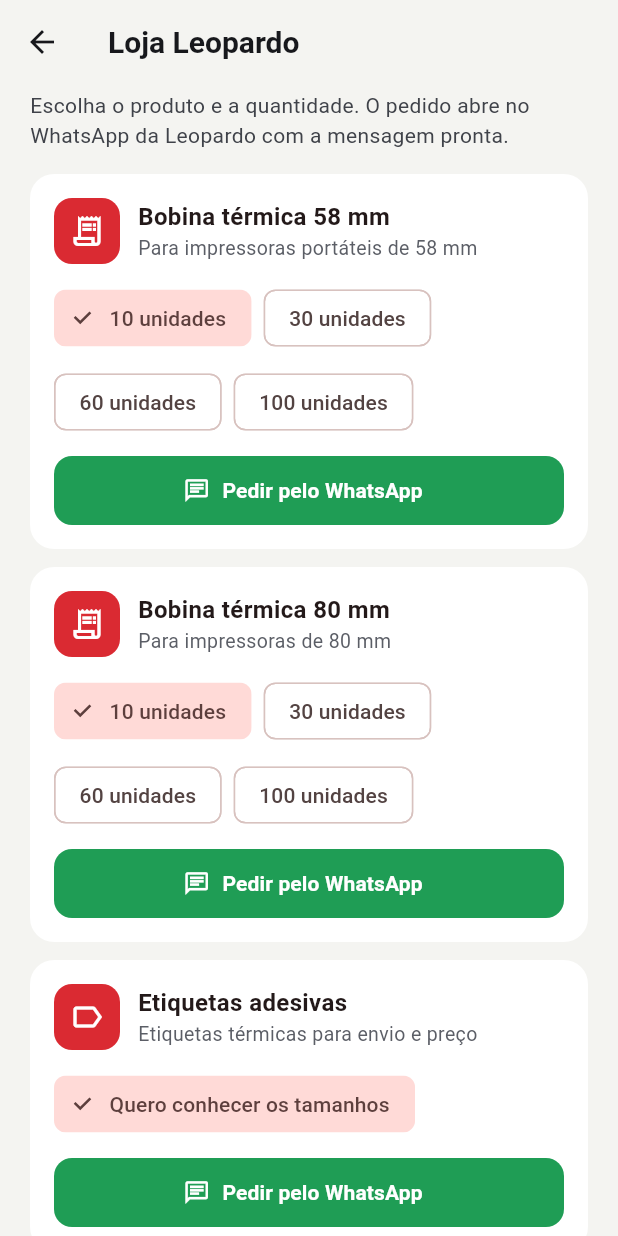
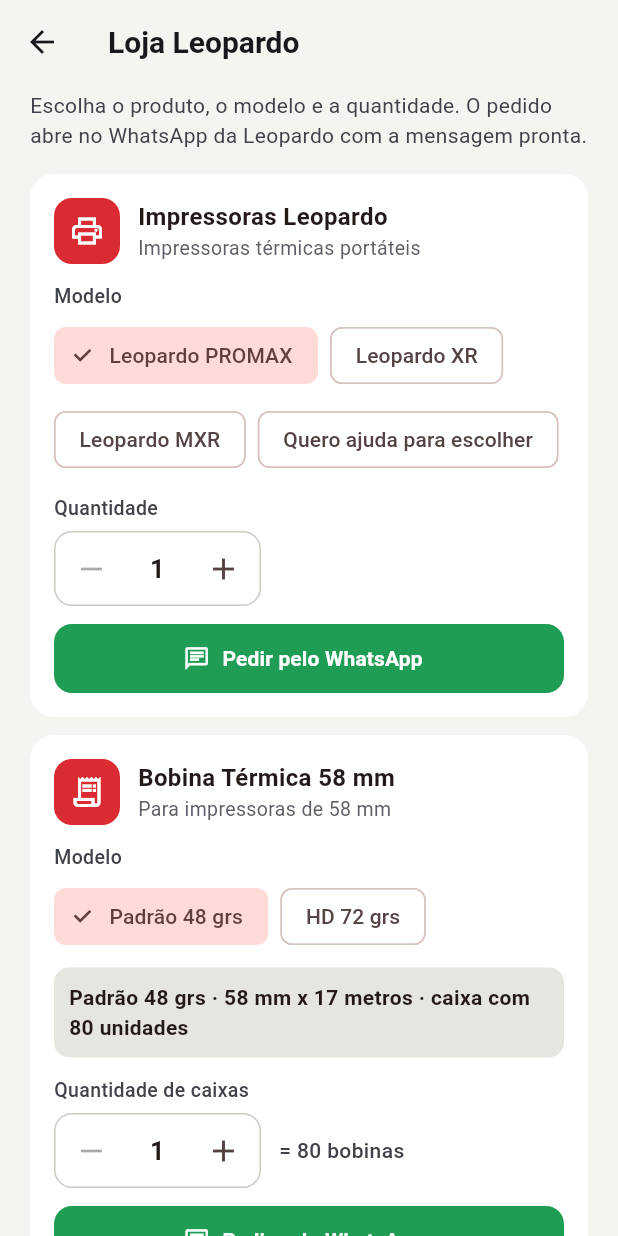
Before and after one commit to carolpersona/leopardo-app, a Flutter app: the StoreScreen screen opened directly, on a phone screen of 412 x 824 dp. Run offline on Flutter 3.47's test engine with Material 3 defaults, Android fonts, the phone set to English and light mode, and no system bars; our stand-ins replace file_picker, flutter_blue_plus, permission_handler, printing, shared_preferences; missing offline and left inert: qr, receive_sharing_intent; accounts and stored records are empty.

Commit message:
Loja Leopardo: impressoras PROMAX/XR/MXR e bobinas por modelo, tamanho e caixa
Co-Authored-By: Claude Opus 5.5 <noreply@anthropic.com>
Claude-Session: https://claude.ai/code/session_015fGsFM2gFk1FVt3i99vwy4

```diff
--- a/lib/screens/store_screen.dart
+++ b/lib/screens/store_screen.dart
@@ -4,15 +4,32 @@ import '../services/leopardo_contact.dart';
 import '../theme.dart';
 import '../widgets/common.dart';
 
+/// Tamanho/apresentação de um modelo (ex.: 79 mm x 30 m, caixa com 30 unidades).
+class _Size {
+  final String label;
+  final int? perBox; // unidades por caixa (bobinas)
+  const _Size(this.label, [this.perBox]);
+  String get description => perBox == null ? label : '$label · caixa com $perBox unidades';
+}
+
+class _Model {
+  final String label;
+  final List<_Size> sizes;
+  final bool askQuantity;
+  const _Model(this.label, this.sizes, {this.askQuantity = true});
+}
+
 class _Product {
   final IconData icon;
   final String name;
   final String detail;
-  final List<String> options; // quantidades / variações
-  const _Product(this.icon, this.name, this.detail, this.options);
+  final String modelTitle;
+  final List<_Model> models;
+  final String unit; // "caixa" ou "unidade"
+  const _Product(this.icon, this.name, this.detail, this.modelTitle, this.models, this.unit);
 }
 
-/// Loja Leopardo: cada pedido abre o WhatsApp com a mensagem pronta.
+/// Loja Leopardo: o pedido abre o WhatsApp da Leopardo com a mensagem pronta.
 class StoreScreen extends StatefulWidget {
   const StoreScreen({super.key});
   @override
@@ -21,26 +38,171 @@ class StoreScreen extends StatefulWidget {
 
 class _StoreScreenState extends State<StoreScreen> {
   static const _products = [
-    _Product(Icons.receipt_long_outlined, 'Bobina térmica 58 mm', 'Para impressoras portáteis de 58 mm',
-        ['10 unidades', '30 unidades', '60 unidades', '100 unidades']),
-    _Product(Icons.receipt_long_outlined, 'Bobina térmica 80 mm', 'Para impressoras de 80 mm',
-        ['10 unidades', '30 unidades', '60 unidades', '100 unidades']),
-    _Product(Icons.label_outline, 'Etiquetas adesivas', 'Etiquetas térmicas para envio e preço',
-        ['Quero conhecer os tamanhos']),
-    _Product(Icons.print_outlined, 'Impressoras Leopardo', 'Portáteis 58 mm e 80 mm, Bluetooth e USB',
-        ['Leopardo PROMAX', 'Leopardo XR', 'Leopardo A7', 'Quero ajuda para escolher']),
-    _Product(Icons.cable_outlined, 'Acessórios', 'Carregador, cabo, bateria e capa de proteção',
-        ['Quero ver os acessórios']),
+    _Product(Icons.print_outlined, 'Impressoras Leopardo', 'Impressoras térmicas portáteis', 'Modelo', [
+      _Model('Leopardo PROMAX', [_Size('Leopardo PROMAX')]),
+      _Model('Leopardo XR', [_Size('Leopardo XR')]),
+      _Model('Leopardo MXR', [_Size('Leopardo MXR')]),
+      _Model('Quero ajuda para escolher', [_Size('Ajuda para escolher')], askQuantity: false),
+    ], 'unidade'),
+    _Product(Icons.receipt_long_outlined, 'Bobina Térmica 58 mm', 'Para impressoras de 58 mm', 'Modelo', [
+      _Model('Padrão 48 grs', [_Size('58 mm x 17 metros', 80)]),
+      _Model('HD 72 grs', [_Size('58 mm x 17 metros', 56)]),
+    ], 'caixa'),
+    _Product(Icons.receipt_long_outlined, 'Bobina Térmica 80 mm', 'Para impressoras de 80 mm', 'Modelo', [
+      _Model('Padrão 48 grs', [_Size('79 mm x 20 metros', 56), _Size('79 mm x 30 metros', 30)]),
+      _Model('HD 72 grs', [_Size('79 mm x 17 metros', 48)]),
+    ], 'caixa'),
+    _Product(Icons.label_outline, 'Etiquetas adesivas', 'Etiquetas térmicas para envio e preço', 'Opção', [
+      _Model('Quero conhecer os tamanhos', [_Size('Tamanhos disponíveis')], askQuantity: false),
+    ], 'unidade'),
+    _Product(Icons.cable_outlined, 'Acessórios', 'Carregador, cabo, bateria e capa de proteção', 'Opção', [
+      _Model('Quero ver os acessórios', [_Size('Acessórios')], askQuantity: false),
+    ], 'unidade'),
   ];
 
-  final Map<int, int> _choice = {};
+  final Map<int, int> _model = {};
+  final Map<int, int> _size = {};
+  final Map<int, int> _qty = {};
 
-  Future<void> _order(_Product p, String option) async {
-    final msg = p.name.startsWith('Impressoras')
-        ? 'Olá! Tenho interesse em impressora Leopardo: $option. Pode me passar valores e condições?'
-        : 'Olá! Quero comprar ${p.name}: $option. Pode me passar valores e prazo de entrega?';
+  String _plural(String unit, int n) {
+    if (n == 1) return '1 $unit';
+    return unit == 'caixa' ? '$n caixas' : '$n unidades';
+  }
+
+  Future<void> _order(int i) async {
+    final p = _products[i];
+    final m = p.models[_model[i] ?? 0];
+    final s = m.sizes[_size[i] ?? 0];
+    final q = _qty[i] ?? 1;
+    String msg;
+    if (!m.askQuantity) {
+      msg = p.name.startsWith('Impressoras')
+          ? 'Olá! Quero ajuda para escolher a impressora Leopardo ideal para mim.'
+          : 'Olá! Tenho interesse em ${p.name}: ${m.label}. Pode me passar opções, valores e prazo?';
+    } else if (p.unit == 'caixa') {
+      msg = 'Olá! Quero comprar ${_plural('caixa', q)} de ${p.name} ${m.label}, '
+          '${s.description}. Pode me passar valores e prazo de entrega?';
+    } else {
+      msg = 'Olá! Quero comprar ${_plural('unidade', q)} da impressora ${m.label}. '
+          'Pode me passar valores e condições?';
+    }
     final ok = await LeopardoContact.whatsapp(msg);
     if (!ok && mounted) showMsg(context, 'Não foi possível abrir o WhatsApp.');
+  }
+
+  Widget _label(String t) => Padding(
+        padding: const EdgeInsets.only(top: 12, bottom: 6),
+        child: Text(t, style: const TextStyle(fontSize: 13, fontWeight: FontWeight.w500, color: LeoColors.text2)),
+      );
+
+  Widget _card(int i) {
+    final p = _products[i];
+    final mi = _model[i] ?? 0;
+    final m = p.models[mi];
+    final si = (_size[i] ?? 0).clamp(0, m.sizes.length - 1);
+    final s = m.sizes[si];
+    final q = _qty[i] ?? 1;
+    return LeoCard(
+      child: Column(crossAxisAlignment: CrossAxisAlignment.start, children: [
+        Row(children: [
+          Container(
+            width: 44,
+            height: 44,
+            decoration: BoxDecoration(color: LeoColors.red, borderRadius: BorderRadius.circular(12)),
+            child: Icon(p.icon, color: Colors.white),
+          ),
+          const SizedBox(width: 12),
+          Expanded(
+            child: Column(crossAxisAlignment: CrossAxisAlignment.start, children: [
+              Text(p.name, style: const TextStyle(fontWeight: FontWeight.w700, fontSize: 16)),
+              Text(p.detail, style: const TextStyle(fontSize: 13, color: LeoColors.muted)),
+            ]),
+          ),
+        ]),
+        _label(p.modelTitle),
+        Wrap(spacing: 8, runSpacing: 8, children: [
+          for (var j = 0; j < p.models.length; j++)
+            ChoiceChip(
+              label: Text(p.models[j].label),
+              selected: mi == j,
+              onSelected: (_) => setState(() {
+                _model[i] = j;
+                _size[i] = 0;
+              }),
+            ),
+        ]),
+        if (p.unit == 'caixa') ...[
+          if (m.sizes.length > 1) ...[
+            _label('Tamanho'),
+            Wrap(spacing: 8, runSpacing: 8, children: [
+              for (var j = 0; j < m.sizes.length; j++)
+                ChoiceChip(
+                  label: Text(m.sizes[j].label),
+                  selected: si == j,
+                  onSelected: (_) => setState(() => _size[i] = j),
+                ),
+            ]),
+          ],
+          const SizedBox(height: 10),
+          Container(
+            width: double.infinity,
+            padding: const EdgeInsets.all(10),
+            decoration: BoxDecoration(color: LeoColors.segment, borderRadius: BorderRadius.circular(10)),
+            child: Text('${m.label} · ${s.description}',
+                style: const TextStyle(fontSize: 14, fontWeight: FontWeight.w600)),
+          ),
+        ],
+        if (m.askQuantity) ...[
+          _label(p.unit == 'caixa' ? 'Quantidade de caixas' : 'Quantidade'),
+          Row(children: [
+            Container(
+              decoration: BoxDecoration(
+                border: Border.all(color: LeoColors.field),
+                borderRadius: BorderRadius.circular(12),
+              ),
+              child: Row(mainAxisSize: MainAxisSize.min, children: [
+                IconButton(
+                  tooltip: 'Menos',
+                  onPressed: q > 1 ? () => setState(() => _qty[i] = q - 1) : null,
+                  icon: const Icon(Icons.remove),
+                ),
+                SizedBox(
+                  width: 40,
+                  child: Text('$q',
+                      textAlign: TextAlign.center, style: const TextStyle(fontWeight: FontWeight.w700, fontSize: 17)),
+                ),
+                IconButton(
+                  tooltip: 'Mais',
+                  onPressed: q < 999 ? () => setState(() => _qty[i] = q + 1) : null,
+                  icon: const Icon(Icons.add),
+                ),
+              ]),
+            ),
+            const SizedBox(width: 12),
+            if (p.unit == 'caixa' && s.perBox != null)
+              Expanded(
+                child: Text('= ${q * s.perBox!} bobinas',
+                    style: const TextStyle(fontSize: 14, color: LeoColors.text2, fontWeight: FontWeight.w500)),
+              ),
+          ]),
+        ],
+        const SizedBox(height: 12),
+        SizedBox(
+          width: double.infinity,
+          height: 46,
+          child: FilledButton.icon(
+            style: FilledButton.styleFrom(
+              backgroundColor: const Color(0xFF1F9D55),
+              foregroundColor: Colors.white,
+              shape: RoundedRectangleBorder(borderRadius: BorderRadius.circular(12)),
+            ),
+            onPressed: () => _order(i),
+            icon: const Icon(Icons.chat_outlined),
+            label: const Text('Pedir pelo WhatsApp', style: TextStyle(fontWeight: FontWeight.w700)),
+          ),
+        ),
+      ]),
+    );
   }
 
   @override
@@ -51,54 +213,12 @@ class _StoreScreenState extends State<StoreScreen> {
         padding: const EdgeInsets.fromLTRB(20, 4, 20, 24),
         children: [
           const Text(
-            'Escolha o produto e a quantidade. O pedido abre no WhatsApp da Leopardo com a mensagem pronta.',
+            'Escolha o produto, o modelo e a quantidade. O pedido abre no WhatsApp da Leopardo com a mensagem pronta.',
             style: TextStyle(fontSize: 14, color: LeoColors.text2, height: 1.45),
           ),
           const SizedBox(height: 16),
           for (var i = 0; i < _products.length; i++) ...[
-            LeoCard(
-              child: Column(crossAxisAlignment: CrossAxisAlignment.start, children: [
-                Row(children: [
-                  Container(
-                    width: 44,
-                    height: 44,
-                    decoration: BoxDecoration(color: LeoColors.red, borderRadius: BorderRadius.circular(12)),
-                    child: Icon(_products[i].icon, color: Colors.white),
-                  ),
-                  const SizedBox(width: 12),
-                  Expanded(
-                    child: Column(crossAxisAlignment: CrossAxisAlignment.start, children: [
-                      Text(_products[i].name, style: const TextStyle(fontWeight: FontWeight.w700, fontSize: 16)),
-                      Text(_products[i].detail, style: const TextStyle(fontSize: 13, color: LeoColors.muted)),
-                    ]),
-                  ),
-                ]),
-                const SizedBox(height: 12),
-                Wrap(spacing: 8, runSpacing: 8, children: [
-                  for (var j = 0; j < _products[i].options.length; j++)
-                    ChoiceChip(
-                      label: Text(_products[i].options[j]),
-                      selected: (_choice[i] ?? 0) == j,
-                      onSelected: (_) => setState(() => _choice[i] = j),
-                    ),
-                ]),
-                const SizedBox(height: 12),
-                SizedBox(
-                  width: double.infinity,
-                  height: 46,
-                  child: FilledButton.icon(
-                    style: FilledButton.styleFrom(
-                      backgroundColor: const Color(0xFF1F9D55),
-                      foregroundColor: Colors.white,
-                      shape: RoundedRectangleBorder(borderRadius: BorderRadius.circular(12)),
-                    ),
-                    onPressed: () => _order(_products[i], _products[i].options[_choice[i] ?? 0]),
-                    icon: const Icon(Icons.chat_outlined),
-                    label: const Text('Pedir pelo WhatsApp', style: TextStyle(fontWeight: FontWeight.w700)),
-                  ),
-                ),
-              ]),
-            ),
+            _card(i),
             const SizedBox(height: 12),
           ],
           const SizedBox(height: 4),
--- a/lib/screens/warranty_screen.dart
+++ b/lib/screens/warranty_screen.dart
@@ -150,7 +150,7 @@ class WarrantyFormScreen extends StatefulWidget {
 }
 
 class _WarrantyFormScreenState extends State<WarrantyFormScreen> {
-  static const _models = ['Leopardo PROMAX', 'Leopardo XR', 'Leopardo A7', 'Outro modelo'];
+  static const _models = ['Leopardo PROMAX', 'Leopardo XR', 'Leopardo MXR', 'Outro modelo'];
   final _form = GlobalKey<FormState>();
   late final Warranty? e = widget.existing;
   late final _nome = TextEditingController(text: e?.nome ?? '');
@@ -177,8 +177,8 @@ class _WarrantyFormScreenState extends State<WarrantyFormScreen> {
     // Sugere pelo nome da impressora conectada
     final n = PrinterService.instance.deviceName.toLowerCase().replaceAll(' ', '');
     if (n.contains('promax')) return 'Leopardo PROMAX';
+    if (n.contains('mxr')) return 'Leopardo MXR';
     if (n.contains('xr')) return 'Leopardo XR';
-    if (n.contains('a7')) return 'Leopardo A7';
     return _models.first;
   }
 
```
